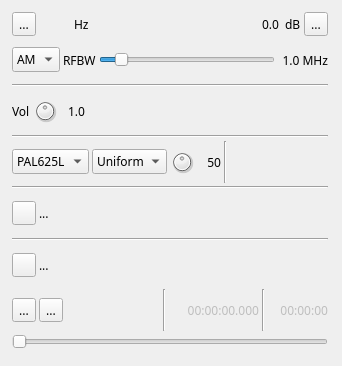
Qt form plugins/channeltx/modatv/atvmodgui.ui (f4exb/sdrangel) before a commit.
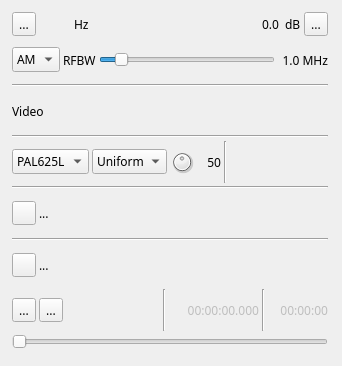
The same form after that commit. Icons and pictures are not drawn. Custom widgets are drawn as their Qt base class.

Commit message: ATV modulator: removed volume control and add .wmv to the video file extensions

Patch:
```diff
--- a/plugins/channeltx/modatv/atvmodgui.ui
+++ b/plugins/channeltx/modatv/atvmodgui.ui
@@ -272,51 +272,7 @@
       <item>
        <widget class="QLabel" name="volLabel">
         <property name="text">
-         <string>Vol</string>
-        </property>
-       </widget>
-      </item>
-      <item>
-       <widget class="QDial" name="volume">
-        <property name="maximumSize">
-         <size>
-          <width>24</width>
-          <height>24</height>
-         </size>
-        </property>
-        <property name="toolTip">
-         <string>Video input gain (not implemented)</string>
-        </property>
-        <property name="maximum">
-         <number>20</number>
-        </property>
-        <property name="pageStep">
-         <number>1</number>
-        </property>
-        <property name="value">
-         <number>10</number>
-        </property>
-       </widget>
-      </item>
-      <item>
-       <widget class="QLabel" name="volumeText">
-        <property name="minimumSize">
-         <size>
-          <width>25</width>
-          <height>0</height>
-         </size>
-        </property>
-        <property name="toolTip">
-         <string>Audio input gain value</string>
-        </property>
-        <property name="statusTip">
-         <string/>
-        </property>
-        <property name="text">
-         <string>1.0</string>
-        </property>
-        <property name="alignment">
-         <set>Qt::AlignRight|Qt::AlignTrailing|Qt::AlignVCenter</set>
+         <string>Video</string>
         </property>
        </widget>
       </item>
```
Left out of the diff: 2 changed lines with no effect on the pictures. The commit also changes 2 other files.
